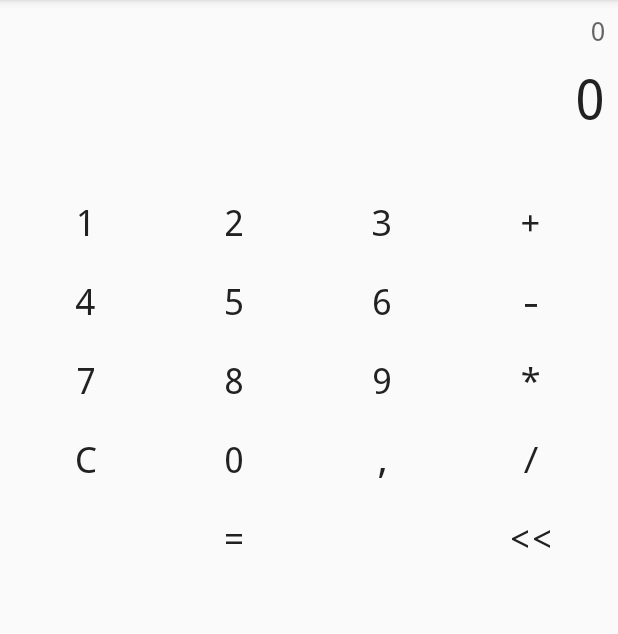
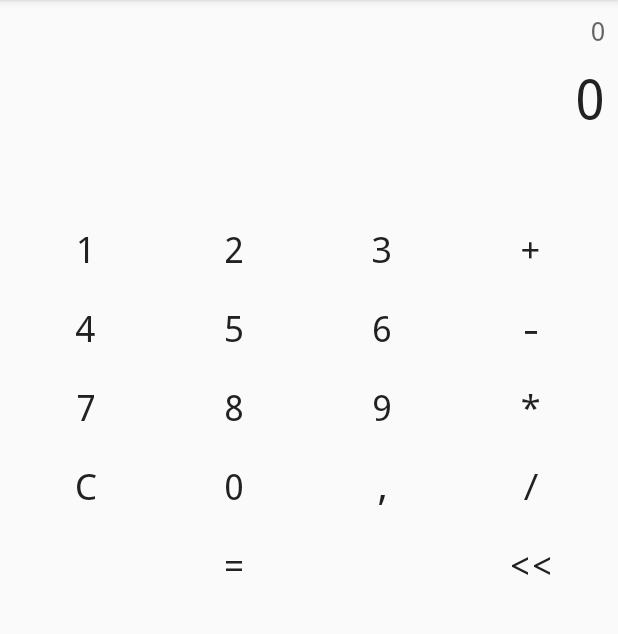
Before and after one commit to CriticalGnome/Calculator, an Android app: the screen it shows after launch (MainActivity), on a phone screen of 412 x 824 dp, the part 84-718 px from its top. Run offline under Robolectric (Android 15) with nearby library versions, the phone set to English and light mode, and no system bars.

Commit message:
make shine

```diff
--- a/app/src/main/java/com/revotechs/calculator/activities/HistoryActivity.java
+++ b/app/src/main/java/com/revotechs/calculator/activities/HistoryActivity.java
@@ -3,7 +3,6 @@ package com.revotechs.calculator.activities;
 import android.content.DialogInterface;
 import android.content.Intent;
 import android.os.Bundle;
-import android.support.v4.content.ContextCompat;
 import android.support.v7.app.AlertDialog;
 import android.support.v7.app.AppCompatActivity;
 import android.support.v7.widget.DividerItemDecoration;
@@ -19,8 +18,6 @@ import com.revotechs.calculator.tools.HistoryItem;
 import com.revotechs.calculator.tools.RecyclerItemClickListener;
 
 import java.util.List;
-
-import static android.support.v7.recyclerview.R.attr.layoutManager;
 
 public class HistoryActivity extends AppCompatActivity {
 
--- a/app/src/main/java/com/revotechs/calculator/activities/MainActivity.java
+++ b/app/src/main/java/com/revotechs/calculator/activities/MainActivity.java
@@ -11,7 +11,6 @@ import android.widget.TextView;
 import com.revotechs.calculator.R;
 import com.revotechs.calculator.dao.HistoryDao;
 import com.revotechs.calculator.tools.Calculator;
-import com.revotechs.calculator.tools.DBHelper;
 import com.revotechs.calculator.tools.HistoryItem;
 
 import java.util.Date;
@@ -29,7 +28,6 @@ public class MainActivity extends AppCompatActivity implements View.OnClickListe
     private static boolean comma;
     private Calculator calculator = new Calculator();
     private HistoryDao historyDao = HistoryDao.getInstance();
-    DBHelper dbHelper = new DBHelper(this);
 
     TextView resultView;
     TextView currentView;
@@ -163,7 +161,7 @@ public class MainActivity extends AppCompatActivity implements View.OnClickListe
                 if (result.equals("Division by zero")) {
                     result = String.valueOf(R.string.division_by_zero);
                 }
-                Long id = historyDao.create(new HistoryItem(new Date(), expression, result), v.getContext());
+                historyDao.create(new HistoryItem(new Date(), expression, result), v.getContext());
                 expression = result;
                 if (expression.contains(".")) {
                     comma = true;
--- a/app/src/main/res/layout/activity_main.xml
+++ b/app/src/main/res/layout/activity_main.xml
@@ -58,7 +58,7 @@
         app:layout_constraintLeft_toLeftOf="parent"
         android:layout_marginRight="8dp"
         app:layout_constraintRight_toRightOf="parent"
-        android:layout_marginTop="32dp"
+        android:layout_marginTop="50dp"
         app:layout_constraintTop_toBottomOf="@+id/current_vew"
         android:id="@+id/linearLayout_1">
 
--- a/app/src/main/res/layout/history_item_view.xml
+++ b/app/src/main/res/layout/history_item_view.xml
@@ -69,9 +69,9 @@
         android:layout_marginLeft="8dp"
         android:layout_marginRight="8dp"
         android:layout_marginTop="8dp"
-        android:text="id"
+        android:text="@string/id"
         android:textColor="?attr/colorControlHighlight"
-        android:textSize="10sp"
+        android:textSize="12sp"
         app:layout_constraintBottom_toBottomOf="parent"
         app:layout_constraintHorizontal_bias="1.0"
         app:layout_constraintLeft_toRightOf="@+id/date_text_view"
--- a/app/src/main/res/values/strings.xml
+++ b/app/src/main/res/values/strings.xml
@@ -28,4 +28,5 @@
     <string name="OK" translatable="false">OK</string>
     <string name="wrong_format">Wrong format</string>
     <string name="division_by_zero">Division by zero</string>
+    <string name="id" translatable="false">id</string>
 </resources>
```
